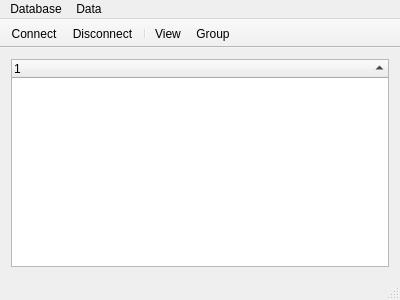
Qt form mainwindow.ui (Kuszki/EW-Database) before a commit.
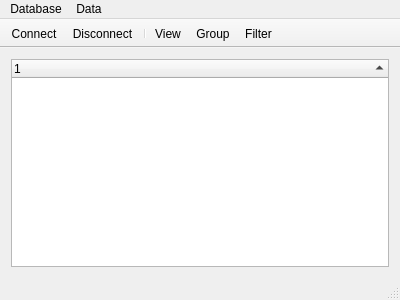
The same form after that commit. Icons and pictures are not drawn.

Commit message: Implement filters UI

The edit to the form file:
```diff
--- a/mainwindow.ui
+++ b/mainwindow.ui
@@ -83,6 +83,7 @@
    <addaction name="separator"/>
    <addaction name="actionView"/>
    <addaction name="actionGroup"/>
+   <addaction name="actionFilter"/>
   </widget>
   <widget class="QStatusBar" name="statusBar"/>
   <action name="actionConnect">
@@ -120,6 +121,11 @@
     <string>Group</string>
    </property>
   </action>
+  <action name="actionFilter">
+   <property name="text">
+    <string>Filter</string>
+   </property>
+  </action>
  </widget>
  <layoutdefault spacing="6" margin="11"/>
  <resources/>
```
Left out of the diff: 6 changed lines with no effect on the pictures. The commit also changes 11 other files.
